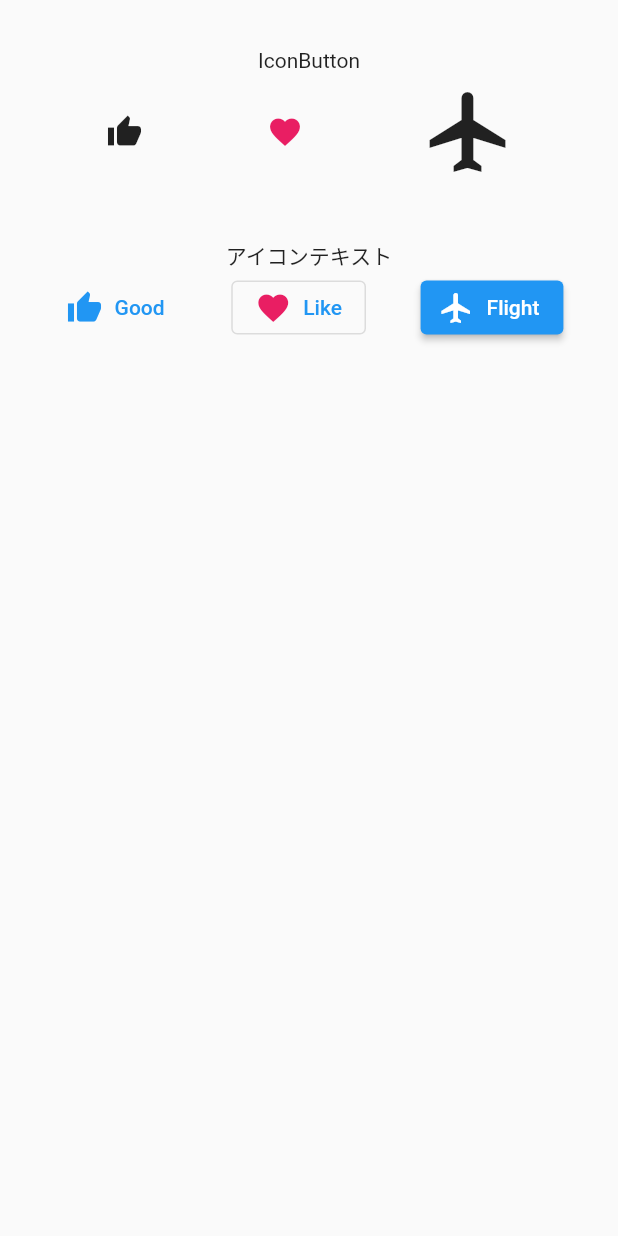
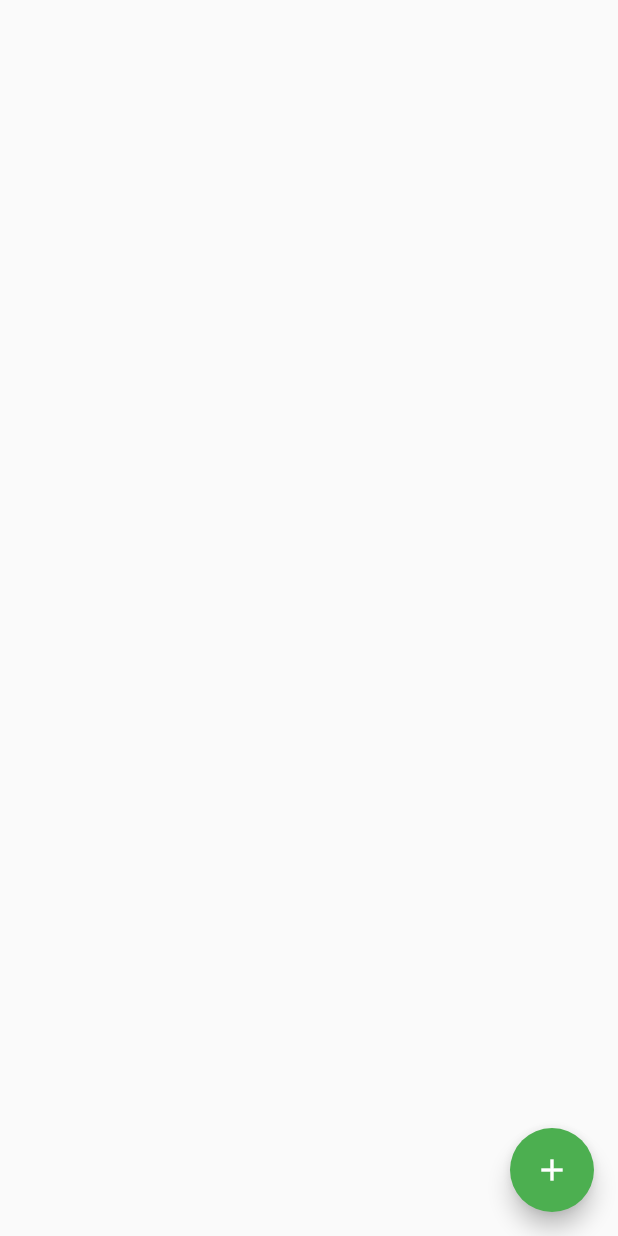
Before and after one commit to mitani1993/flutter_app, a Flutter app: the screen it shows after launch, on a phone screen of 412 x 824 dp. Run offline on Flutter 3.47's test engine with Material 2 defaults, Android fonts, the phone set to English and light mode, and no system bars.

Commit message:
FloatingActionButton

```diff
--- a/lib/main.dart
+++ b/lib/main.dart
@@ -16,48 +16,12 @@ class MyApp extends StatelessWidget {
         primarySwatch: Colors.blue,
       ),
       home: Scaffold(
-          body: Column(
-        children: <Widget>[
-          Container(
-            padding: EdgeInsets.only(top: 32),
-            child: Text('IconButton'),
-          ),
-          Row(
-            mainAxisAlignment: MainAxisAlignment.spaceEvenly,
-            children: <Widget>[
-              IconButton(onPressed: () {}, icon: Icon(Icons.thumb_up)),
-              IconButton(
-                  color: Colors.pink,
-                  onPressed: () {},
-                  icon: Icon(Icons.favorite)),
-              IconButton(
-                  iconSize: 64, onPressed: () {}, icon: Icon(Icons.flight)),
-            ],
-          ),
-          Container(
-            padding: EdgeInsets.only(top: 32),
-            child: Text('アイコンテキスト'),
-          ),
-          Row(
-            mainAxisAlignment: MainAxisAlignment.spaceEvenly,
-            children: <Widget>[
-              TextButton.icon(
-                onPressed: () {},
-                icon: Icon(Icons.thumb_up),
-                label: Text('Good'),
-              ),
-              OutlinedButton.icon(
-                  onPressed: () {},
-                  icon: Icon(Icons.favorite, color: Colors.pink),
-                  label: Text('Like')),
-              ElevatedButton.icon(
-                  onPressed: () {},
-                  icon: Icon(Icons.flight),
-                  label: Text('Flight')),
-            ],
-          ),
-        ],
-      )),
+        floatingActionButton: FloatingActionButton(
+          backgroundColor: Colors.green,
+          onPressed: () {},
+          child: Icon(Icons.add),
+        ),
+      ),
     );
   }
 }
```
